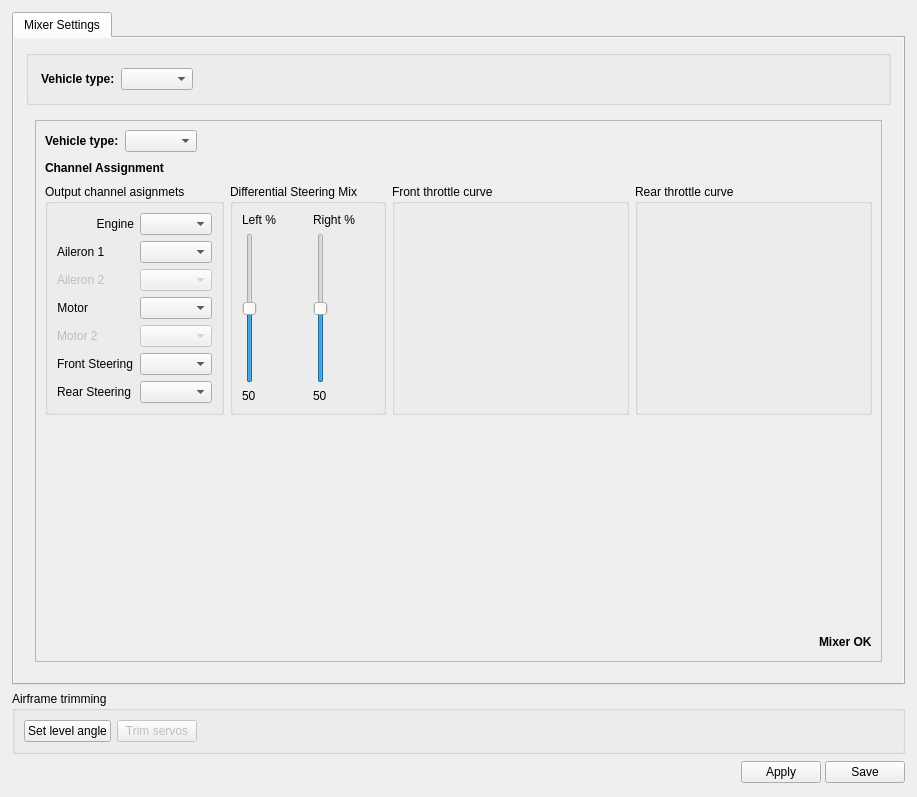
Before: the Qt Designer form ground/gcs/src/plugins/config/airframe.ui in d-ronin/dRonin, drawn with Qt 5.
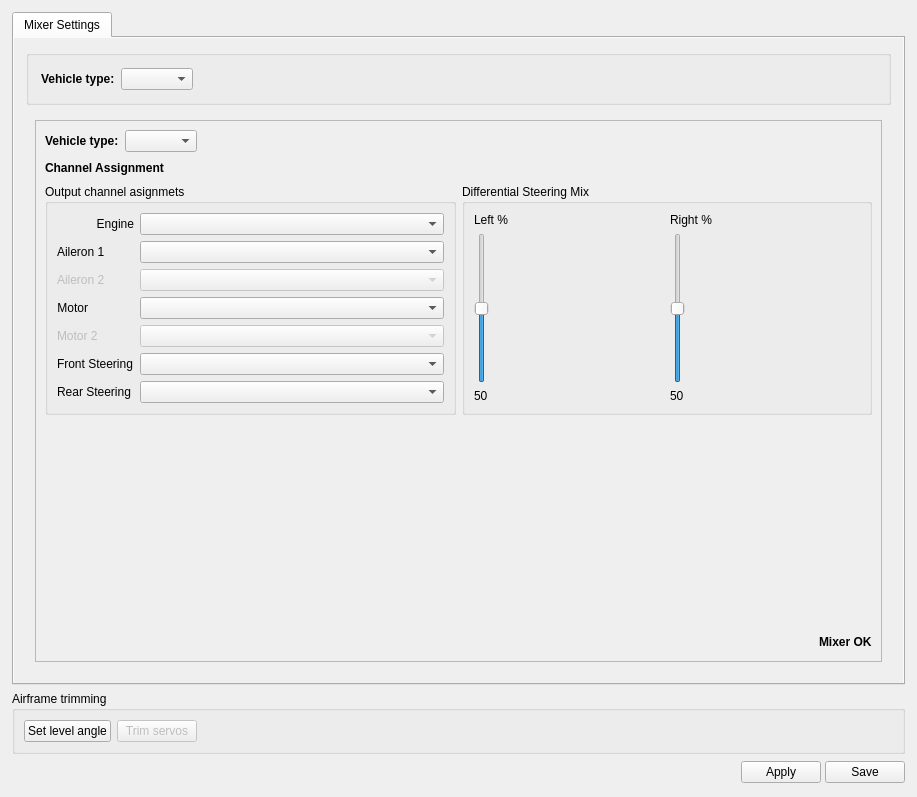
After: the same form once the commit is applied. The open tabs and pages were chosen to show the change. Icons and pictures are not drawn. Custom widgets are drawn as their Qt base class.

Commit message: gcs: rip out most of the curve support

What changed in the file:
```diff
--- a/ground/gcs/src/plugins/config/airframe.ui
+++ b/ground/gcs/src/plugins/config/airframe.ui
@@ -83,7 +83,7 @@
             <x>0</x>
             <y>0</y>
             <width>889</width>
-            <height>643</height>
+            <height>634</height>
            </rect>
           </property>
           <layout class="QVBoxLayout" name="verticalLayout">
@@ -1650,8 +1650,8 @@
                    <rect>
                     <x>0</x>
                     <y>0</y>
-                    <width>633</width>
-                    <height>214</height>
+                    <width>845</width>
+                    <height>507</height>
                    </rect>
                   </property>
                   <layout class="QVBoxLayout" name="verticalLayout_11">
@@ -1991,104 +1991,6 @@
                          </layout>
                         </widget>
                        </item>
-                       <item>
-                        <widget class="QGroupBox" name="gvThrottleCurve1GroupBox">
-                         <property name="sizePolicy">
-                          <sizepolicy hsizetype="Preferred" vsizetype="Preferred">
-                           <horstretch>0</horstretch>
-                           <verstretch>100</verstretch>
-                          </sizepolicy>
-                         </property>
-                         <property name="title">
-                          <string>Front throttle curve</string>
-                         </property>
-                         <layout class="QVBoxLayout" name="verticalLayout_36">
-                          <item>
-                           <widget class="MixerCurve" name="groundVehicleThrottle1" native="true">
-                            <property name="sizePolicy">
-                             <sizepolicy hsizetype="MinimumExpanding" vsizetype="MinimumExpanding">
-                              <horstretch>0</horstretch>
-                              <verstretch>0</verstretch>
-                             </sizepolicy>
-                            </property>
-                            <property name="minimumSize">
-                             <size>
-                              <width>0</width>
-                              <height>0</height>
-                             </size>
-                            </property>
-                            <property name="maximumSize">
-                             <size>
-                              <width>500</width>
-                              <height>500</height>
-                             </size>
-                            </property>
-                            <property name="sizeIncrement">
-                             <size>
-                              <width>10</width>
-                              <height>10</height>
-                             </size>
-                            </property>
-                            <property name="baseSize">
-                             <size>
-                              <width>300</width>
-                              <height>350</height>
-                             </size>
-                            </property>
-                           </widget>
-                          </item>
-                         </layout>
-                        </widget>
-                       </item>
-                       <item>
-                        <widget class="QGroupBox" name="gvThrottleCurve2GroupBox">
-                         <property name="sizePolicy">
-                          <sizepolicy hsizetype="Preferred" vsizetype="Preferred">
-                           <horstretch>0</horstretch>
-                           <verstretch>0</verstretch>
-                          </sizepolicy>
-                         </property>
-                         <property name="title">
-                          <string>Rear throttle curve</string>
-                         </property>
-                         <layout class="QVBoxLayout" name="verticalLayout_37">
-                          <item>
-                           <widget class="MixerCurve" name="groundVehicleThrottle2" native="true">
-                            <property name="sizePolicy">
-                             <sizepolicy hsizetype="MinimumExpanding" vsizetype="MinimumExpanding">
-                              <horstretch>0</horstretch>
-                              <verstretch>0</verstretch>
-                             </sizepolicy>
-                            </property>
-                            <property name="minimumSize">
-                             <size>
-                              <width>0</width>
-                              <height>0</height>
-                             </size>
-                            </property>
-                            <property name="maximumSize">
-                             <size>
-                              <width>500</width>
-                              <height>500</height>
-                             </size>
-                            </property>
-                            <property name="sizeIncrement">
-                             <size>
-                              <width>10</width>
-                              <height>10</height>
-                             </size>
-                            </property>
-                            <property name="baseSize">
-                             <size>
-                              <width>300</width>
-                              <height>350</height>
-                             </size>
-                            </property>
-                           </widget>
-                          </item>
-                         </layout>
-                        </widget>
-                       </item>
                       </layout>
                      </item>
                      <item>
```
Left out of the diff: 184 changed lines with no effect on the pictures. The commit also changes 7 other files.
